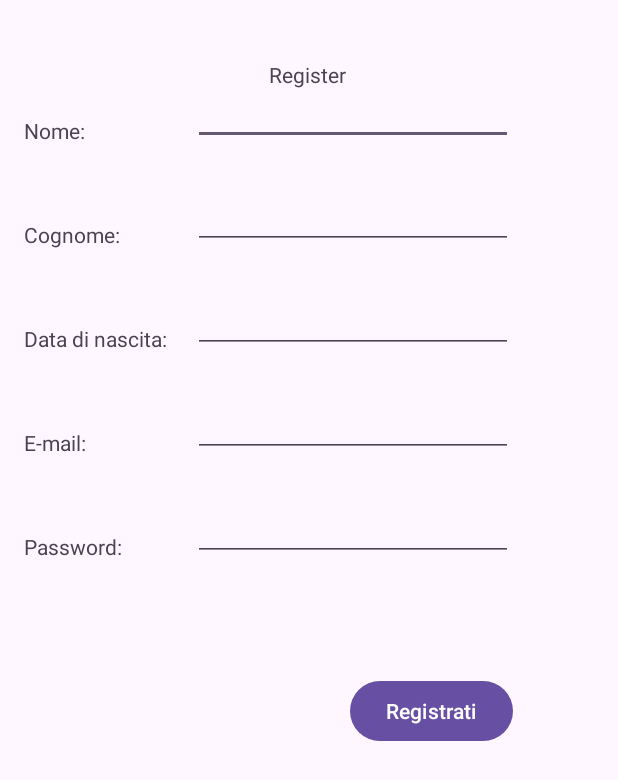
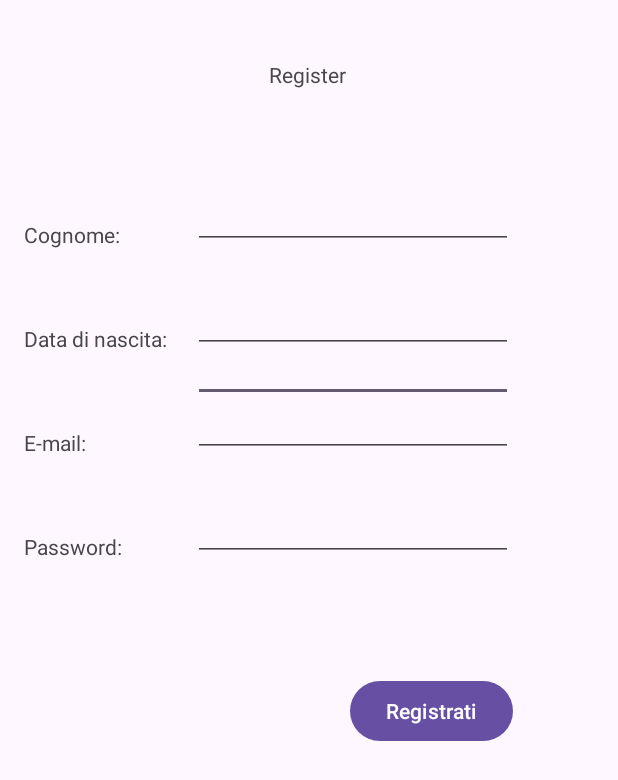
Before and after one commit to st10611/miaPrimaApplicazione, an Android app: the RegisterActivity screen opened directly, with no data from a screen before it, on a phone screen of 412 x 824 dp. Shown: the top 780 px of the screen. Run offline under Robolectric (Android 15) with nearby library versions, the phone set to English and light mode, and no system bars.

Commit message:
modifica main activity

```diff
--- a/app/src/main/res/layout/activity_login.xml
+++ b/app/src/main/res/layout/activity_login.xml
@@ -58,8 +58,8 @@
 
     <Button
         android:id="@+id/button"
-        android:layout_width="wrap_content"
-        android:layout_height="wrap_content"
+        android:layout_width="139dp"
+        android:layout_height="76dp"
         android:layout_marginEnd="70dp"
         android:layout_marginBottom="250dp"
         android:text="Accedi"
--- a/app/src/main/res/layout/activity_register.xml
+++ b/app/src/main/res/layout/activity_register.xml
@@ -112,10 +112,12 @@
         android:layout_width="wrap_content"
         android:layout_height="wrap_content"
         android:layout_marginStart="16dp"
+        android:layout_marginTop="400dp"
         android:layout_marginBottom="50dp"
         android:text="Nome:"
         app:layout_constraintBottom_toTopOf="@+id/textView10"
-        app:layout_constraintStart_toStartOf="parent" />
+        app:layout_constraintStart_toStartOf="parent"
+        app:layout_constraintTop_toBottomOf="@+id/textView2" />
 
     <Button
         android:id="@+id/button2"
```
